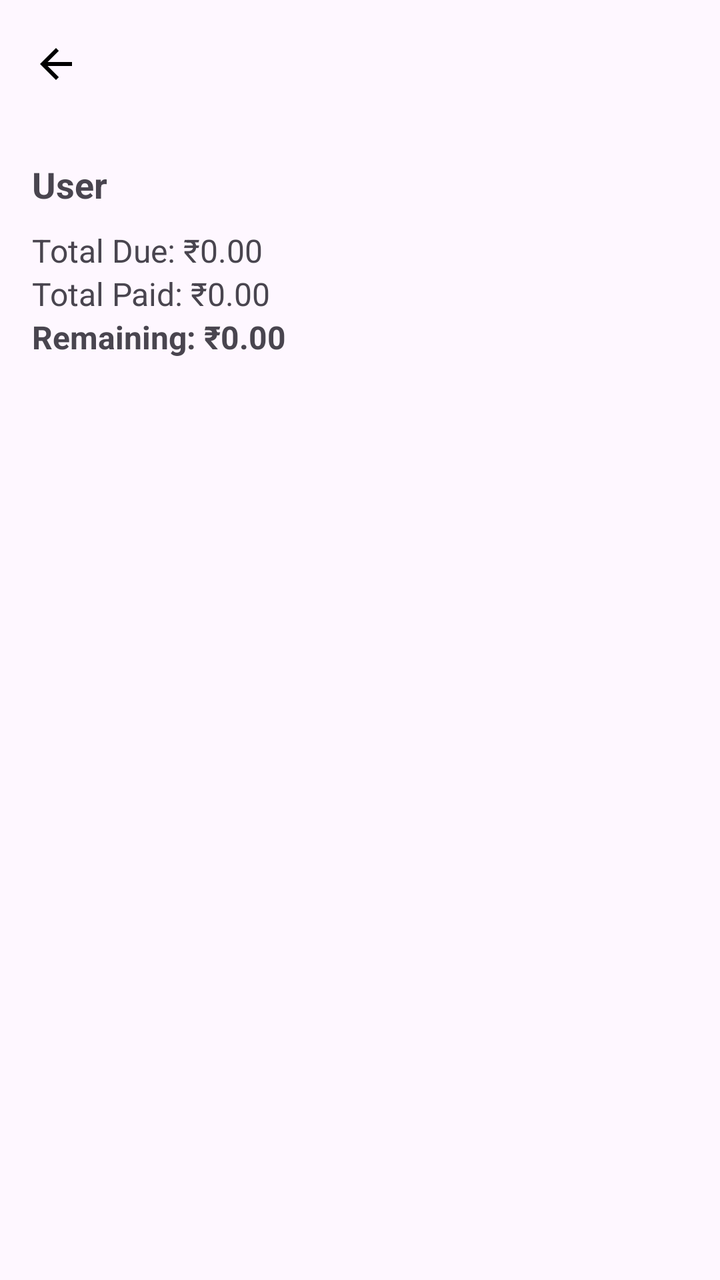
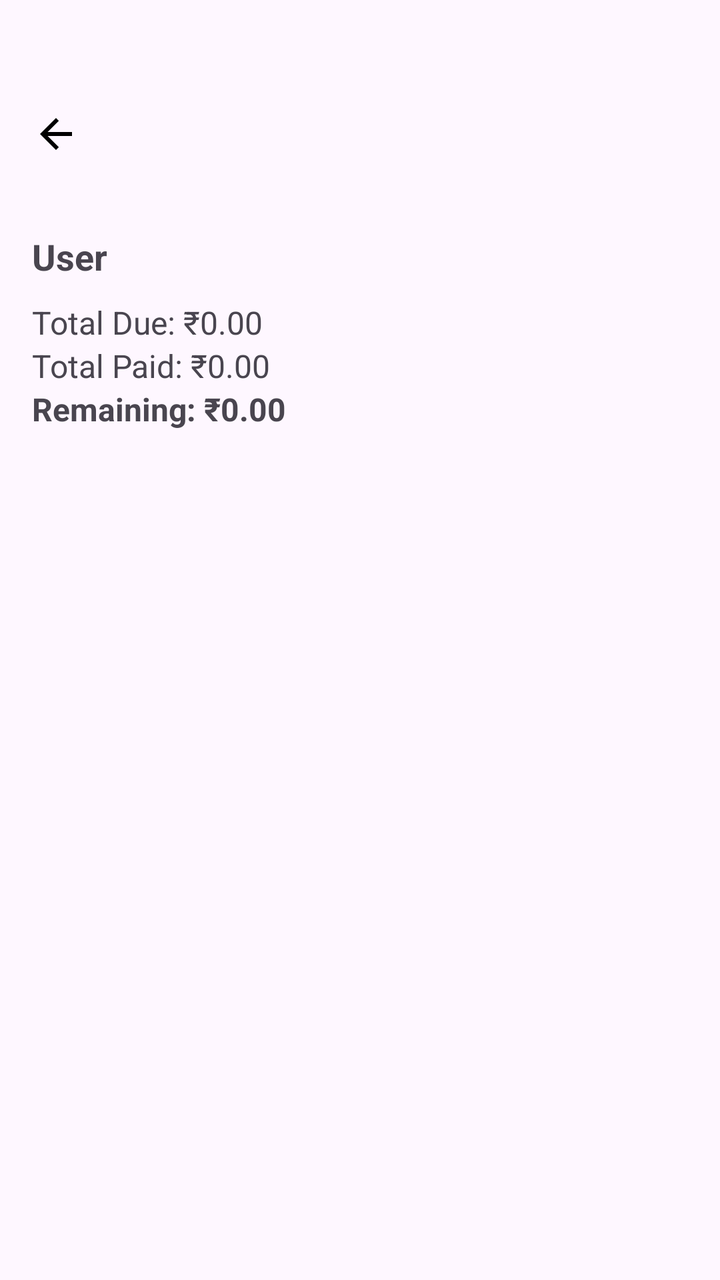

Before-and-after screenshots of an Android layout around one commit, followed by the original layout XML and the change that was made.
<!-- AndroidManifest.xml: application theme Theme.RepoMaster -->
<!-- res/layout/activity_payment_history.xml -->
<?xml version="1.0" encoding="utf-8"?>
<LinearLayout
    xmlns:android="http://schemas.android.com/apk/res/android"
    xmlns:app="http://schemas.android.com/apk/res-auto"
    android:layout_width="match_parent"
    android:layout_height="match_parent"
    android:orientation="vertical">

    <com.google.android.material.appbar.MaterialToolbar
        android:id="@+id/toolbar"
        android:layout_width="match_parent"
        android:layout_height="?attr/actionBarSize"
        android:title="Payment History"
        app:navigationIcon="@drawable/baseline_arrow_back_24"
        app:navigationIconTint="@color/black"/>

    <LinearLayout
        android:layout_width="match_parent"
        android:layout_height="wrap_content"
        android:orientation="vertical"
        android:padding="16dp">

        <TextView
            android:id="@+id/txtUserName"
            android:layout_width="match_parent"
            android:layout_height="wrap_content"
            android:text="User"
            android:textSize="18sp"
            android:textStyle="bold" />

        <TextView
            android:id="@+id/txtTotalDue"
            android:layout_width="match_parent"
            android:layout_height="wrap_content"
            android:layout_marginTop="10dp"
            android:text="Total Due: ₹0.00"
            android:textSize="16sp" />

        <TextView
            android:id="@+id/txtTotalPaid"
            android:layout_width="match_parent"
            android:layout_height="wrap_content"
            android:text="Total Paid: ₹0.00"
            android:textSize="16sp" />

        <TextView
            android:id="@+id/txtRemaining"
            android:layout_width="match_parent"
            android:layout_height="wrap_content"
            android:text="Remaining: ₹0.00"
            android:textSize="16sp"
            android:textStyle="bold" />

    </LinearLayout>

    <ProgressBar
        android:id="@+id/progressBar"
        android:layout_width="wrap_content"
        android:layout_height="wrap_content"
        android:layout_gravity="center"
        android:visibility="gone" />

    <TextView
        android:id="@+id/txtNoHistory"
        android:layout_width="match_parent"
        android:layout_height="wrap_content"
        android:gravity="center"
        android:padding="24dp"
        android:text="No payment history found"
        android:textSize="16sp"
        android:visibility="gone" />

    <androidx.recyclerview.widget.RecyclerView
        android:id="@+id/recyclerPaymentHistory"
        android:layout_width="match_parent"
        android:layout_height="0dp"
        android:layout_weight="1"
        android:padding="8dp" />

</LinearLayout>
<!-- resources referenced by this layout -->
<resources>
  <color name="black">#FF000000</color>
  <!-- drawable baseline_arrow_back_24 (drawable) -->
  <vector xmlns:android="http://schemas.android.com/apk/res/android" android:autoMirrored="true" android:height="24dp" android:tint="#FFFFFF" android:viewportHeight="24" android:viewportWidth="24" android:width="24dp">
        
      <path android:fillColor="@android:color/white" android:pathData="M20,11H7.83l5.59,-5.59L12,4l-8,8 8,8 1.41,-1.41L7.83,13H20v-2z"/>
      
  </vector>
  <style name="Theme.RepoMaster" parent="Base.Theme.RepoMaster" />
  <style name="Base.Theme.RepoMaster" parent="Theme.Material3.DayNight.NoActionBar">
          
          
      </style>
</resources>

<!-- the commit's change to res/layout/activity_payment_history.xml (unified diff, before → after) -->
@@ -9,8 +9,10 @@
     <com.google.android.material.appbar.MaterialToolbar
         android:id="@+id/toolbar"
         android:layout_width="match_parent"
-        android:layout_height="?attr/actionBarSize"
+        android:layout_height="100dp"
         android:title="Payment History"
+        app:titleTextColor="@color/black"
+        android:paddingTop="35dp"
         app:navigationIcon="@drawable/baseline_arrow_back_24"
         app:navigationIconTint="@color/black"/>
 
